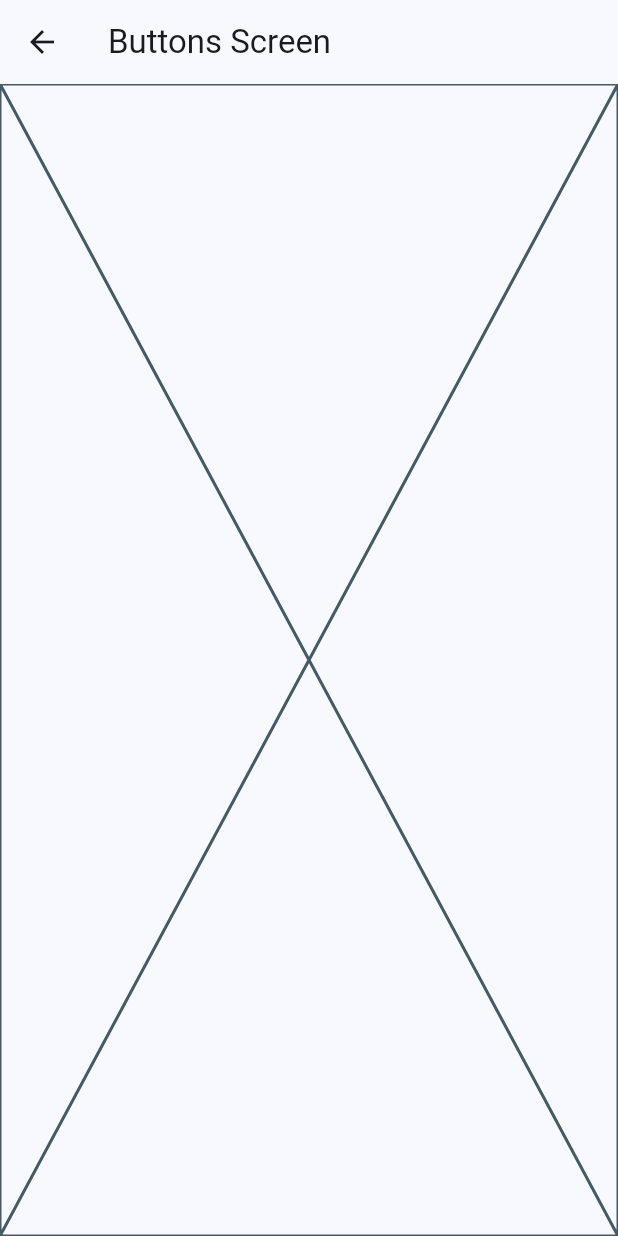
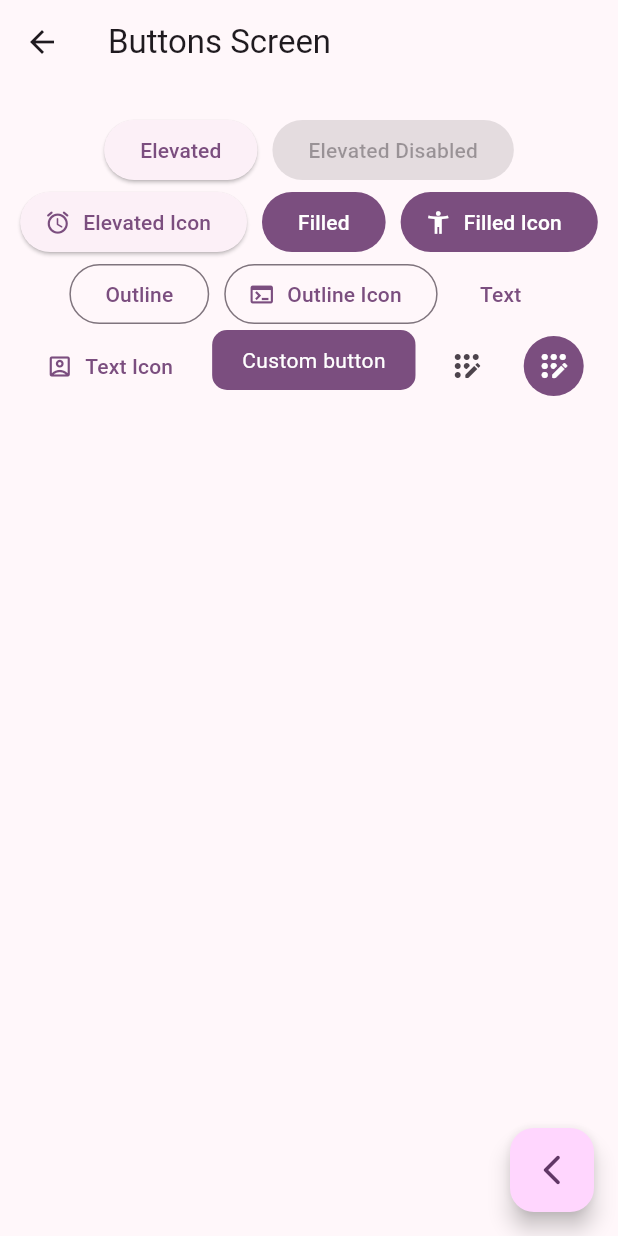
Before and after one commit to marcelaTrujilloToro/course-flutter-widgets, a Flutter app: the HomeScreen screen opened by its route, after a tap on "Botones", on a phone screen of 412 x 824 dp. Run offline on Flutter 3.47's test engine with Material 3 defaults, Android fonts, the phone set to English and light mode, and no system bars; our stand-ins replace go_router.

Commit message:
buttons witgets

```diff
--- a/lib/config/router/app_router.dart
+++ b/lib/config/router/app_router.dart
@@ -3,7 +3,7 @@ import 'package:widgets_app/presentation/screens/screens.dart';
 
 // GoRouter configuration
 final appRouter = GoRouter(
-  initialLocation: '/',
+  initialLocation: '/buttons',
   routes: [
     GoRoute(
       path: '/',
--- a/lib/main.dart
+++ b/lib/main.dart
@@ -14,7 +14,7 @@ class MainApp extends StatelessWidget {
     return MaterialApp.router(
       routerConfig: appRouter,
       debugShowCheckedModeBanner: false,
-      theme: AppTheme(selectedColor: 0).theme(),
+      theme: AppTheme(selectedColor: 4).theme(),
     );
   }
 }
--- a/lib/presentation/screens/buttons/buttons_screen.dart
+++ b/lib/presentation/screens/buttons/buttons_screen.dart
@@ -1,4 +1,5 @@
 import 'package:flutter/material.dart';
+import 'package:go_router/go_router.dart';
 
 class ButtonsScreen extends StatelessWidget {
   static const String name = 'buttons_screen';
@@ -10,7 +11,96 @@ class ButtonsScreen extends StatelessWidget {
       appBar: AppBar(
         title: const Text('Buttons Screen'),
       ),
-      body: const Placeholder(),
+      body: const _ButtonsView(),
+      floatingActionButton: FloatingActionButton(
+        child: const Icon(Icons.arrow_back_ios_new_rounded),
+        onPressed: () {
+          context.pop();
+        },
+      ),
     );
   }
 }
+
+class _ButtonsView extends StatelessWidget {
+  const _ButtonsView();
+
+  @override
+  Widget build(BuildContext context) {
+    final colors = Theme.of(context).colorScheme;
+    return SizedBox(
+      width: double.infinity,
+      child: Padding(
+        padding: const EdgeInsets.symmetric(horizontal: 10, vertical: 20),
+        child: Wrap(
+          spacing: 10,
+          alignment: WrapAlignment.center,
+          children: [
+            ElevatedButton(onPressed: () {}, child: const Text('Elevated')),
+            const ElevatedButton(
+                onPressed: null, child: Text('Elevated Disabled')),
+            ElevatedButton.icon(
+                onPressed: () {},
+                icon: const Icon(Icons.access_alarm_rounded),
+                label: const Text('Elevated Icon')),
+            FilledButton(onPressed: () {}, child: const Text('Filled')),
+            FilledButton.icon(
+              onPressed: () {},
+              icon: const Icon(Icons.accessibility_new),
+              label: const Text('Filled Icon'),
+            ),
+            OutlinedButton(onPressed: () {}, child: const Text('Outline')),
+            OutlinedButton.icon(
+                onPressed: () {},
+                label: const Text('Outline Icon'),
+                icon: const Icon(Icons.terminal)),
+            TextButton(onPressed: () {}, child: const Text('Text')),
+            TextButton.icon(
+              onPressed: () {},
+              icon: const Icon(Icons.account_box_outlined),
+              label: const Text('Text Icon'),
+            ),
+            const CustomButton(),
+            IconButton(
+                onPressed: () {},
+                icon: const Icon(Icons.app_registration_rounded)),
+            IconButton(
+              onPressed: () {},
+              icon: const Icon(Icons.app_registration_rounded),
+              style: ButtonStyle(
+                backgroundColor: MaterialStatePropertyAll(colors.primary),
+                iconColor: const MaterialStatePropertyAll(Colors.white),
+              ),
+            ),
+          ],
+        ),
+      ),
+    );
+  }
+}
+
+class CustomButton extends StatelessWidget {
+  const CustomButton({super.key});
+
+  @override
+  Widget build(BuildContext context) {
+    final colors = Theme.of(context).colorScheme;
+    return ClipRRect(
+      borderRadius: BorderRadius.circular(10),
+      child: Material(
+        color: colors.primary,
+        //InkWell: para dar los gestos
+        child: InkWell(
+          onTap: () {},
+          child: const Padding(
+            padding: EdgeInsets.symmetric(horizontal: 20, vertical: 10),
+            child: Text(
+              'Custom button',
+              style: TextStyle(color: Colors.white),
+            ),
+          ),
+        ),
+      ),
+    );
+  }
+}
```
